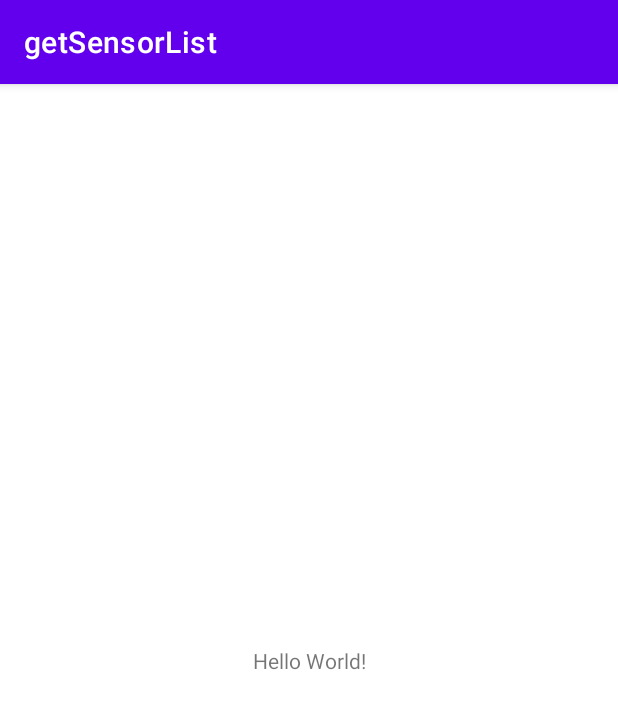
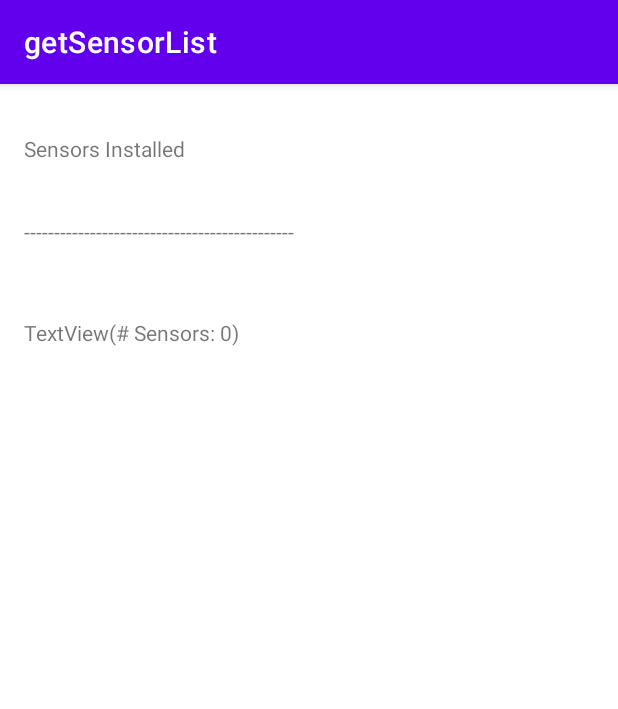
Before and after one commit to wpdlf/getSensorList, an Android app: the screen it shows after launch (MainActivity), on a phone screen of 412 x 824 dp. Shown: the top 709 px of the screen. Run offline under Robolectric (Android 15) with nearby library versions, the phone set to English and light mode, and no system bars.

Commit message:
get sensor list

```diff
--- a/app/src/main/java/com/example/getsensorlist/MainActivity.java
+++ b/app/src/main/java/com/example/getsensorlist/MainActivity.java
@@ -2,13 +2,31 @@ package com.example.getsensorlist;
 
 import androidx.appcompat.app.AppCompatActivity;
 
+import android.hardware.Sensor;
+import android.hardware.SensorManager;
 import android.os.Bundle;
+import android.widget.TextView;
+
+import java.util.List;
 
 public class MainActivity extends AppCompatActivity {
+    TextView mTextSensors;
+    SensorManager sensorMgr;
+    List<Sensor> sensorList;
 
     @Override
     protected void onCreate(Bundle savedInstanceState) {
         super.onCreate(savedInstanceState);
         setContentView(R.layout.activity_main);
+
+        mTextSensors = findViewById(R.id.textSensors);
+        sensorMgr = (SensorManager) getSystemService(SENSOR_SERVICE); // 가져온다
+
+        sensorList = sensorMgr.getSensorList(Sensor.TYPE_ALL);
+        mTextSensors.append("(# Sensors: " + sensorList.size() + ")\n\n");
+        for (Sensor sensor : sensorList){
+            mTextSensors.append("Sensor name: " + sensor.getName() + "\n");
+            mTextSensors.append("Sensor type: " + sensor.getType() + "\n\n");
+        }
     }
 }
--- a/app/src/main/res/layout/activity_main.xml
+++ b/app/src/main/res/layout/activity_main.xml
@@ -7,12 +7,36 @@
     tools:context=".MainActivity">
 
     <TextView
+        android:id="@+id/textView1"
         android:layout_width="wrap_content"
         android:layout_height="wrap_content"
-        android:text="Hello World!"
-        app:layout_constraintBottom_toBottomOf="parent"
-        app:layout_constraintLeft_toLeftOf="parent"
-        app:layout_constraintRight_toRightOf="parent"
-        app:layout_constraintTop_toTopOf="parent" />
+        android:layout_marginStart="16dp"
+        android:layout_marginLeft="16dp"
+        android:layout_marginTop="33dp"
+        android:text="Sensors Installed"
+        app:layout_constraintBottom_toTopOf="@+id/textView2"
+        app:layout_constraintStart_toStartOf="parent"
+        app:layout_constraintTop_toTopOf="parent"
+        app:layout_constraintVertical_bias="0.0" />
+
+    <TextView
+        android:id="@+id/textView2"
+        android:layout_width="wrap_content"
+        android:layout_height="wrap_content"
+        android:layout_marginBottom="48dp"
+        android:text="---------------------------------------------"
+        app:layout_constraintBottom_toTopOf="@+id/textSensors"
+        app:layout_constraintStart_toStartOf="@+id/textView1"
+        tools:ignore="MissingConstraints" />
+
+    <TextView
+        android:id="@+id/textSensors"
+        android:layout_width="wrap_content"
+        android:layout_height="wrap_content"
+        android:layout_marginTop="156dp"
+        android:text="TextView"
+        app:layout_constraintStart_toStartOf="@+id/textView2"
+        app:layout_constraintTop_toTopOf="parent"
+        tools:ignore="MissingConstraints" />
 
 </androidx.constraintlayout.widget.ConstraintLayout>
```
